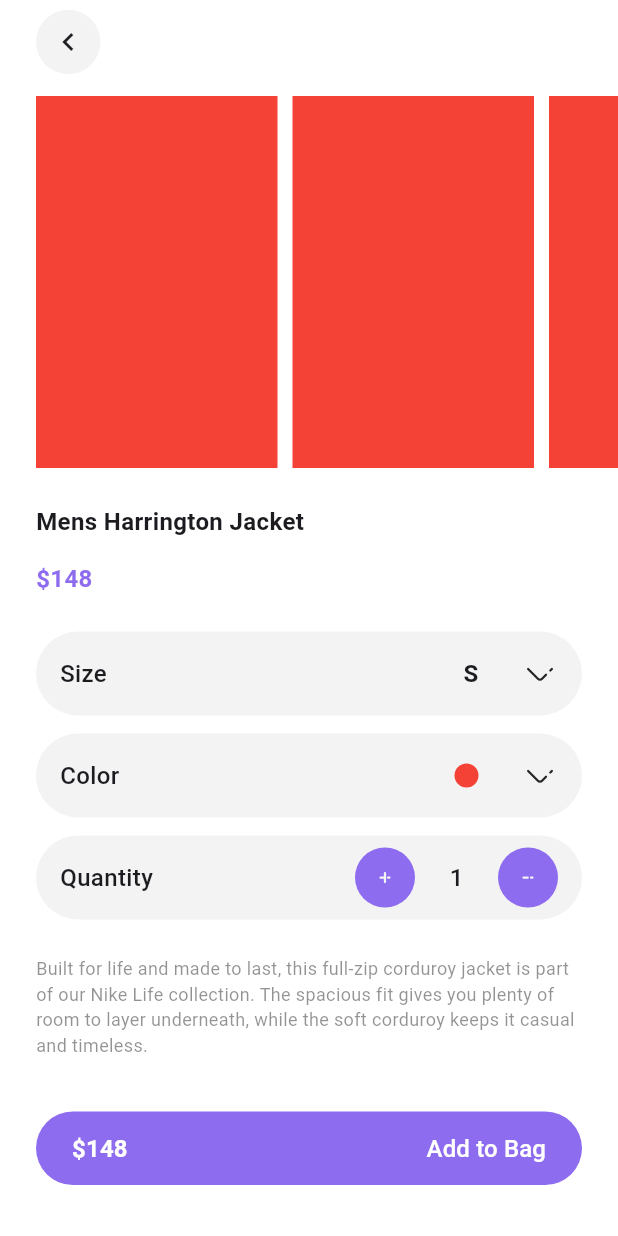
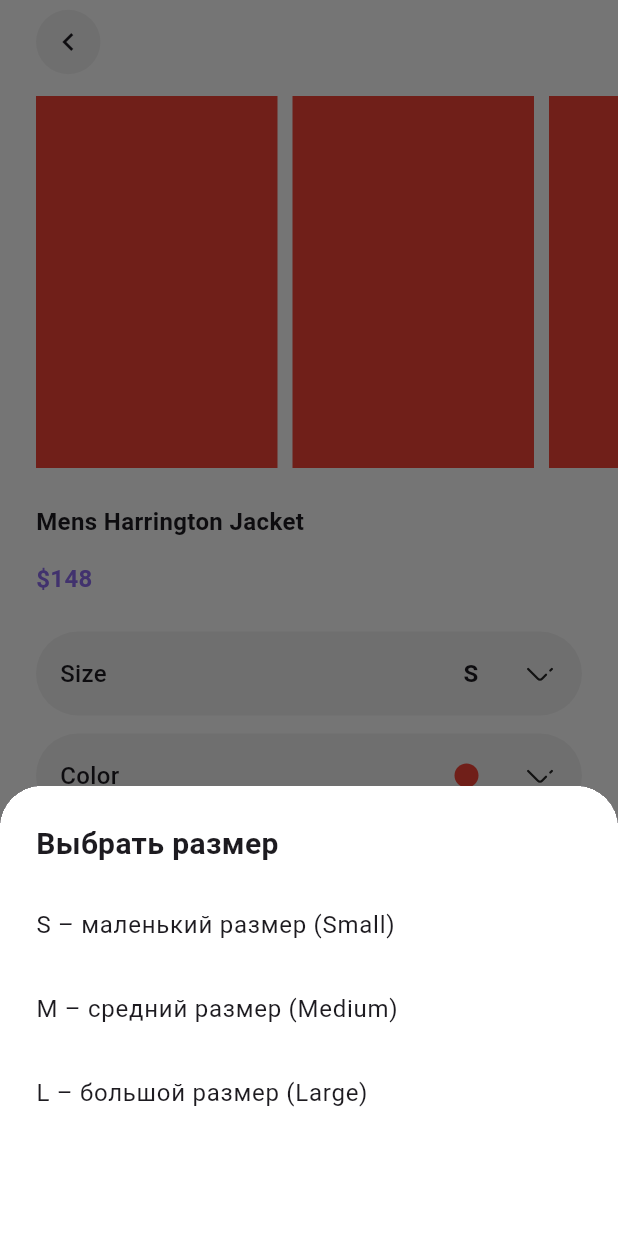
Before and after one commit to Alibek0102/auth_screen, a Flutter app: the ProductDetailsScreen screen opened by its route, after a tap on an icon or button, on a phone screen of 412 x 824 dp. Run offline on Flutter 3.47's test engine with Material 3 defaults, Android fonts, the phone set to English and light mode, and no system bars; our stand-ins replace auto_route, dio, flutter_bloc, flutter_svg, freezed_annotation, get_it and 3 more; accounts and stored records are empty.

Commit message:
size and color modals

```diff
--- a/lib/futures/product_details/presentation/common/color_selector.dart
+++ b/lib/futures/product_details/presentation/common/color_selector.dart
@@ -3,9 +3,9 @@ import 'package:flutter/material.dart';
 import 'package:flutter_svg/svg.dart';
 
 class ColorSelector extends StatelessWidget {
-  const ColorSelector({
-    super.key,
-  });
+  final VoidCallback? onShow;
+
+  const ColorSelector({super.key, required this.onShow});
 
   @override
   Widget build(BuildContext context) {
@@ -21,7 +21,7 @@ class ColorSelector extends StatelessWidget {
                     borderRadius: BorderRadius.circular(16 / 2)))),
         29.width,
         InkWell(
-          onTap: () {},
+          onTap: onShow,
           child: SvgPicture.asset('assets/images/chevron_down.svg'),
         )
       ],
--- a/lib/futures/product_details/presentation/common/size_selector.dart
+++ b/lib/futures/product_details/presentation/common/size_selector.dart
@@ -3,9 +3,9 @@ import 'package:flutter/material.dart';
 import 'package:flutter_svg/svg.dart';
 
 class SizeSelector extends StatelessWidget {
-  const SizeSelector({
-    super.key,
-  });
+  final VoidCallback? onShow;
+
+  const SizeSelector({super.key, this.onShow});
 
   @override
   Widget build(BuildContext context) {
@@ -18,7 +18,7 @@ class SizeSelector extends StatelessWidget {
         ),
         29.width,
         InkWell(
-          onTap: () {},
+          onTap: onShow,
           child: SvgPicture.asset('assets/images/chevron_down.svg'),
         )
       ],
--- /dev/null
+++ b/lib/futures/product_details/presentation/common/sizes_modal_view.dart
@@ -0,0 +1,44 @@
+import 'package:auth_screen/extensions/sized_box_by_int.dart';
+import 'package:auth_screen/futures/product_details/presentation/constants/options.dart';
+import 'package:flutter/material.dart';
+
+class SizesModalView extends StatelessWidget {
+  const SizesModalView({
+    super.key,
+  });
+
+  @override
+  Widget build(BuildContext context) {
+    return SizedBox(
+      height: 300,
+      width: MediaQuery.of(context).size.width,
+      child: ColoredBox(
+        color: Colors.white,
+        child: Padding(
+          padding: EdgeInsets.all(24.0),
+          child: Column(
+            crossAxisAlignment: CrossAxisAlignment.start,
+            children: [
+              const Text(
+                'Выбрать размер',
+                style: TextStyle(fontSize: 20, fontWeight: FontWeight.bold),
+              ),
+              12.height,
+              Expanded(
+                child: ListView.builder(
+                    itemCount: productSizes.length,
+                    itemBuilder: (BuildContext context, int index) {
+                      return ListTile(
+                        contentPadding:
+                            const EdgeInsets.symmetric(horizontal: 0.0),
+                        title: Text(productSizes[index]['title'] as String),
+                      );
+                    }),
+              )
+            ],
+          ),
+        ),
+      ),
+    );
+  }
+}
--- /dev/null
+++ b/lib/futures/product_details/presentation/constants/options.dart
@@ -0,0 +1,11 @@
+final List<Map<String, String>> productSizes = [
+  {'title': 'S – маленький размер (Small)', 'size': 'S'},
+  {'title': 'M – средний размер (Medium)', 'size': 'M'},
+  {'title': 'L – большой размер (Large)', 'size': 'L'}
+];
+
+final List<Map<String, String>> productColors = [
+  {'title': 'Синий', 'color': '#007BFF'},
+  {'title': 'Зеленый', 'color': '#28A745'},
+  {'title': 'Красный', 'color': '#DC3545'}
+];
--- a/lib/futures/product_details/presentation/screens/product_details_screen.dart
+++ b/lib/futures/product_details/presentation/screens/product_details_screen.dart
@@ -2,6 +2,7 @@ import 'package:auth_screen/elements/custom_app_bar.dart';
 import 'package:auth_screen/extensions/sized_box_by_int.dart';
 import 'package:auth_screen/futures/product_details/presentation/common/add_to_cart_button.dart';
 import 'package:auth_screen/futures/product_details/presentation/common/color_selector.dart';
+import 'package:auth_screen/futures/product_details/presentation/common/colors_modal_view.dart';
 import 'package:auth_screen/futures/product_details/presentation/common/image_carousel.dart';
 import 'package:auth_screen/futures/product_details/presentation/common/options_container.dart';
 import 'package:auth_screen/futures/product_details/presentation/common/product_comment.dart';
@@ -11,6 +12,7 @@ import 'package:auth_screen/futures/product_details/presentation/common/quantity
 import 'package:auth_screen/futures/product_details/presentation/common/reviews_title.dart';
 import 'package:auth_screen/futures/product_details/presentation/common/shipping_policy.dart';
 import 'package:auth_screen/futures/product_details/presentation/common/size_selector.dart';
+import 'package:auth_screen/futures/product_details/presentation/common/sizes_modal_view.dart';
 import 'package:auto_route/auto_route.dart';
 import 'package:flutter/material.dart';
 
@@ -33,14 +35,32 @@ class ProductDetailsScreen extends StatelessWidget {
                 children: [
                   const ImageCarousel(),
                   const ProductName(),
-                  const OptionsContainer(
+                  OptionsContainer(
                     containerKey: 'Size',
-                    containerChild: SizeSelector(),
+                    containerChild: SizeSelector(
+                      onShow: () {
+                        showModalBottomSheet(
+                            clipBehavior: Clip.hardEdge,
+                            context: context,
+                            builder: (BuildContext context) {
+                              return const SizesModalView();
+                            });
+                      },
+                    ),
                   ),
                   12.height,
-                  const OptionsContainer(
+                  OptionsContainer(
                     containerKey: 'Color',
-                    containerChild: ColorSelector(),
+                    containerChild: ColorSelector(
+                      onShow: () {
+                        showModalBottomSheet(
+                            clipBehavior: Clip.hardEdge,
+                            context: context,
+                            builder: (BuildContext context) {
+                              return const ColorsModalView();
+                            });
+                      },
+                    ),
                   ),
                   12.height,
                   const OptionsContainer(
```
Also changed, not shown: lib/extensions/string_extension.dart (added, +11 -0 lines), lib/futures/product_details/presentation/common/colors_modal_view.dart (added, +56 -0 lines).
